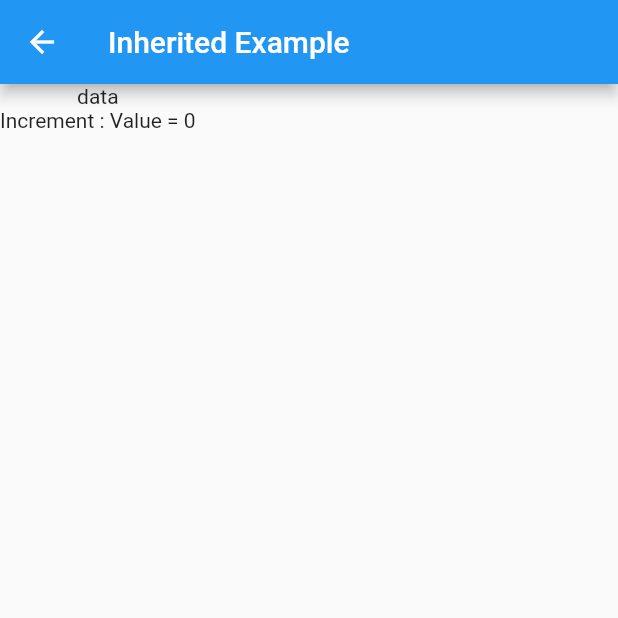
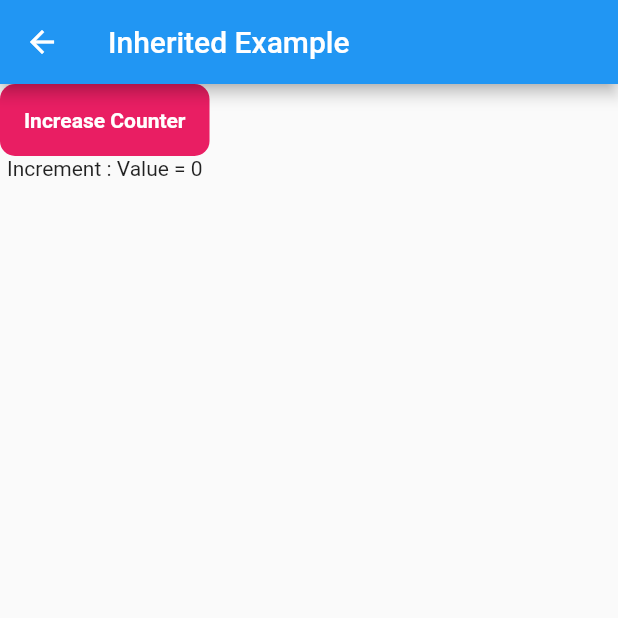
Before and after one commit to f1forhelp/FLutter_tutorial, a Flutter app: the InheritedWidgetExample screen opened directly, on a phone screen of 412 x 824 dp, the top half of it. Run offline on Flutter 3.47's test engine with Material 2 defaults, Android fonts, the phone set to English and light mode, and no system bars.

Commit message:
Som eminor changes

```diff
--- a/lib/inherited_widget.dart
+++ b/lib/inherited_widget.dart
@@ -1,4 +1,5 @@
 import 'package:flutter/material.dart';
+import 'package:flutter_tutorial/main.dart';
 
 class InheritedWidgetExample extends StatefulWidget {
   const InheritedWidgetExample({Key? key}) : super(key: key);
@@ -8,20 +9,46 @@ class InheritedWidgetExample extends StatefulWidget {
 }
 
 class _InheritedWidgetExampleState extends State<InheritedWidgetExample> {
+  int counter = 0;
+
   @override
   Widget build(BuildContext context) {
     return SateteInheritedWidget(
-      counter: 0,
+      counter: counter,
       child: Scaffold(
         appBar: AppBar(
           title: const Text("Inherited Example"),
         ),
         body: Column(
-          children: const [
-            Text("data"),
-            _TempContainr(),
+          children: [
+            CustomTextButton(
+              onTap: () {
+                counter++;
+                setState(() {});
+              },
+              title: "Increase Counter",
+            ),
+            const _TempContainr(),
           ],
         ),
+      ),
+    );
+  }
+}
+
+class ScreenSecond extends StatefulWidget {
+  const ScreenSecond({Key? key}) : super(key: key);
+
+  @override
+  State<ScreenSecond> createState() => _ScreenSecondState();
+}
+
+class _ScreenSecondState extends State<ScreenSecond> {
+  @override
+  Widget build(BuildContext context) {
+    return Scaffold(
+      body: Column(
+        children: [],
       ),
     );
   }
```
